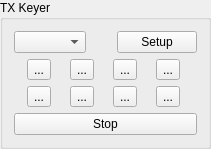
Before: the Qt Designer form mqt/MqtLogger/txvmbuttonsframe.ui in Rsclub22/Minos2-Mirror, drawn with Qt 5.
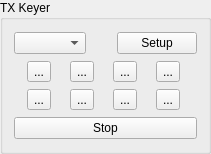
After: the same form once the commit is applied.

Patch:
```diff
--- a/mqt/MqtLogger/txvmbuttonsframe.ui
+++ b/mqt/MqtLogger/txvmbuttonsframe.ui
@@ -7,7 +7,7 @@
     <x>0</x>
     <y>0</y>
     <width>211</width>
-    <height>145</height>
+    <height>154</height>
    </rect>
   </property>
   <property name="windowTitle">
@@ -16,7 +16,7 @@
   <property name="title">
    <string>TX Keyer</string>
   </property>
-  <layout class="QVBoxLayout" name="verticalLayout_3">
+  <layout class="QVBoxLayout" name="verticalLayout">
    <item>
     <layout class="QHBoxLayout" name="horizontalLayout_3">
      <item>
@@ -45,10 +45,6 @@
     </layout>
    </item>
    <item>
-    <layout class="QVBoxLayout" name="verticalLayout_2">
-     <item>
-      <layout class="QVBoxLayout" name="verticalLayout">
-       <item>
         <layout class="QHBoxLayout" name="horizontalLayout">
          <item>
           <widget class="QToolButton" name="vmToolButton1">
@@ -112,16 +108,12 @@
          </item>
         </layout>
        </item>
-      </layout>
-     </item>
      <item>
       <widget class="QPushButton" name="vmStopPb">
        <property name="text">
         <string>Stop</string>
        </property>
       </widget>
-     </item>
-    </layout>
    </item>
   </layout>
  </widget>
```
Lines whose indentation alone changed are shown as unchanged.
